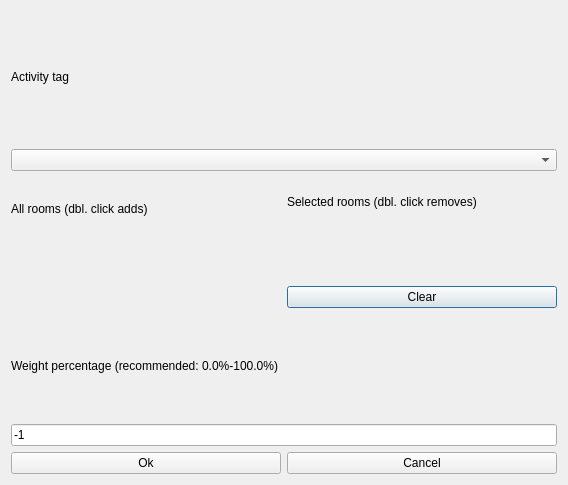
Before: the Qt Designer form src/interface/modifyconstraintactivitytagpreferredroomsform_template.ui in janLo/FET, drawn with Qt 5.
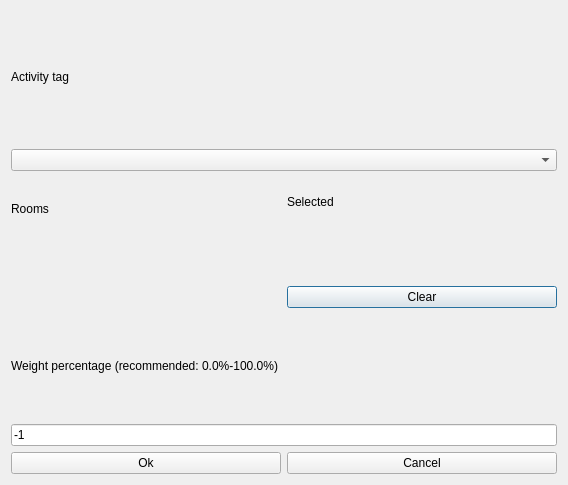
After: the same form once the commit is applied. Custom widgets are drawn as their Qt base class.

```diff
--- a/src/interface/modifyconstraintactivitytagpreferredroomsform_template.ui
+++ b/src/interface/modifyconstraintactivitytagpreferredroomsform_template.ui
@@ -38,7 +38,7 @@
         <enum>QFrame::Plain</enum>
        </property>
        <property name="text">
-        <string>All rooms (dbl. click adds)</string>
+        <string>Rooms</string>
        </property>
        <property name="wordWrap">
         <bool>false</bool>
@@ -67,7 +67,7 @@
         <enum>QFrame::Plain</enum>
        </property>
        <property name="text">
-        <string>Selected rooms (dbl. click removes)</string>
+        <string comment="It refers to a list of selected rooms">Selected</string>
        </property>
        <property name="wordWrap">
         <bool>false</bool>
```
